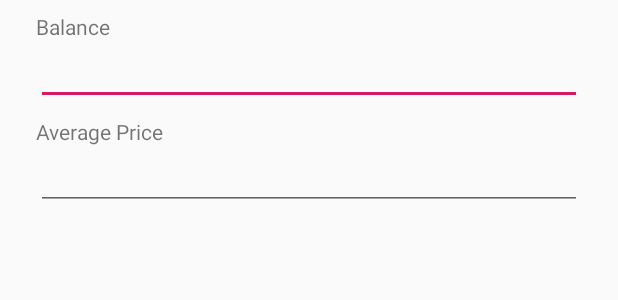
After one commit to yeongjun-kim/Coinreturns, an Android app: the layout dialog_binance_edit.xml on its own in the app's theme, with its tools: preview values and no code run, on a phone screen of 412 x 824 dp. The commit adds this screen. Shown: the top 300 px of the screen. Run offline under Robolectric (Android 15) with nearby library versions, the phone set to English and light mode, and no system bars.

```diff
--- a/app/src/main/java/com/yj/coinreturns/view/BinanceActivity.kt
+++ b/app/src/main/java/com/yj/coinreturns/view/BinanceActivity.kt
@@ -3,6 +3,8 @@ package com.yj.coinreturns.view
 import android.os.Bundle
 import android.os.Handler
 import android.util.Log
+import android.view.LayoutInflater
+import androidx.appcompat.app.AlertDialog
 import androidx.appcompat.app.AppCompatActivity
 import androidx.databinding.DataBindingUtil
 import androidx.lifecycle.Observer
@@ -12,6 +14,7 @@ import androidx.recyclerview.widget.LinearLayoutManager
 import com.mvvm.mybinance.model.Coin
 import com.yj.coinreturns.R
 import com.yj.coinreturns.databinding.ActivityBinanceBinding
+import com.yj.coinreturns.databinding.DialogBinanceEditBinding
 import com.yj.coinreturns.test.test
 import com.yj.coinreturns.view.adapter.BinanceRvAdapter
 import com.yj.coinreturns.viewModel.BinanceViewModel
@@ -87,6 +90,7 @@ class BinanceActivity : AppCompatActivity() {
         mAdapter.listener = object :BinanceRvAdapter.ClickListener{
             override fun onShortClick(position: Int) {
                 Log.d("fhrm", "BinanceActivity -onShortClick(),    : ${mAdapter.coinList[position]}")
+                openDialog(mAdapter.coinList[position])
             }
 
         }
@@ -97,6 +101,45 @@ class BinanceActivity : AppCompatActivity() {
             adapter = mAdapter
         }
     }
+
+    private fun openDialog(coin:Coin){
+        val view = LayoutInflater.from(this).inflate(R.layout.dialog_binance_edit,null,false)
+        val binding = DialogBinanceEditBinding.bind(view)
+        binding.coin = coin
+
+        val dialog = AlertDialog.Builder(this)
+            .setTitle("EDIT")
+            .setView(view)
+            .setPositiveButton("OK"){_,_->
+
+            }
+            .setNegativeButton("CANCEL",null)
+            .create()
+        dialog.show()
+    }
+
+
+
+
+
+
+
+
+
+
+
+
+
+
+
+
+
+
+
+
+
+
+
 
     override fun onResume() {
         super.onResume()
--- a/app/src/main/java/com/yj/coinreturns/view/adapter/BindingAdapters.kt
+++ b/app/src/main/java/com/yj/coinreturns/view/adapter/BindingAdapters.kt
@@ -48,13 +48,13 @@ object BindingAdapters {
         else
             s = bigdecimal.setScale(8, RoundingMode.HALF_UP).toString()
 
-        if(s.toBigDecimal()>0.toBigDecimal())
+        if (s.toBigDecimal() > 0.toBigDecimal())
             view.text = dividePorint("+$s")
         else
             view.text = dividePorint(s)
     }
 
-    fun dividePorint(s:String):String{
+    fun dividePorint(s: String): String {
         var temp = s.split('.')
 
         val formatter = DecimalFormat("###,###")
--- a/app/src/main/java/com/yj/coinreturns/viewModel/BinanceViewModel.kt
+++ b/app/src/main/java/com/yj/coinreturns/viewModel/BinanceViewModel.kt
@@ -666,7 +666,7 @@ class BinanceViewModel(application: Application) : AndroidViewModel(application)
                         String.format("%.2f", ((currentPrice / coin.avgPrice) - 1) * 100)
                             .toDouble()
                     var profilt =
-                        String.format("%.6f", coin.purchaseAmount * (percent / 100)).toDouble()
+                        String.format("%.8f", coin.purchaseAmount * (percent / 100)).toDouble()
 
                     coin.percent = percent
                     coin.profit = profilt
--- /dev/null
+++ b/app/src/main/res/layout/dialog_binance_edit.xml
@@ -0,0 +1,61 @@
+<?xml version="1.0" encoding="utf-8"?>
+<layout xmlns:android="http://schemas.android.com/apk/res/android"
+    xmlns:app="http://schemas.android.com/apk/res-auto"
+    xmlns:tools="http://schemas.android.com/tools">
+
+    <data>
+
+        <variable
+            name="viewModel"
+            type="com.yj.coinreturns.viewModel.BinanceViewModel" />
+
+        <variable
+            name="coin"
+            type="com.mvvm.mybinance.model.Coin" />
+    </data>
+
+    <androidx.constraintlayout.widget.ConstraintLayout
+        android:layout_width="match_parent"
+        android:layout_height="wrap_content"
+        android:paddingStart="24dp"
+        android:paddingEnd="24dp">
+
+        <TextView
+            android:id="@+id/dialog_binance_temp1"
+            android:layout_width="wrap_content"
+            android:layout_height="wrap_content"
+            android:layout_marginTop="8dp"
+            android:text="Balance"
+            android:textSize="14sp"
+            app:layout_constraintStart_toStartOf="parent"
+            app:layout_constraintTop_toTopOf="parent" />
+
+        <EditText
+            android:id="@+id/dialog_binance_balance"
+            android:layout_width="match_parent"
+            android:layout_height="wrap_content"
+            android:text="@{Double.toString(coin.quantity)}"
+            android:textSize="16sp"
+            app:layout_constraintTop_toBottomOf="@id/dialog_binance_temp1" />
+
+        <TextView
+            android:id="@+id/dialog_binance_temp2"
+            android:layout_width="wrap_content"
+            android:layout_height="wrap_content"
+            android:layout_marginTop="8dp"
+            android:text="Average Price"
+            android:textSize="14sp"
+            app:layout_constraintStart_toStartOf="@id/dialog_binance_temp1"
+            app:layout_constraintTop_toBottomOf="@id/dialog_binance_balance" />
+
+        <EditText
+            android:id="@+id/dialog_binance_avgPrice"
+            android:layout_width="match_parent"
+            android:layout_height="wrap_content"
+            android:text="@{Double.toString(coin.avgPrice)}"
+            android:textSize="16sp"
+            app:layout_constraintTop_toBottomOf="@id/dialog_binance_temp2" />
+
+
+    </androidx.constraintlayout.widget.ConstraintLayout>
+</layout>
```
